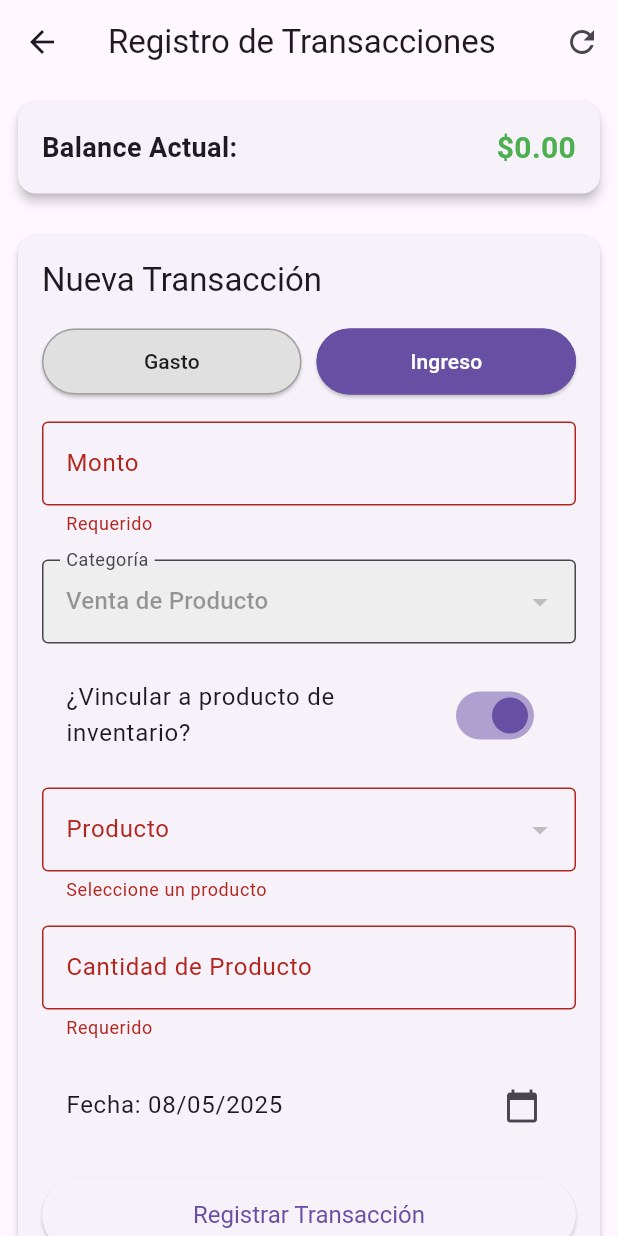
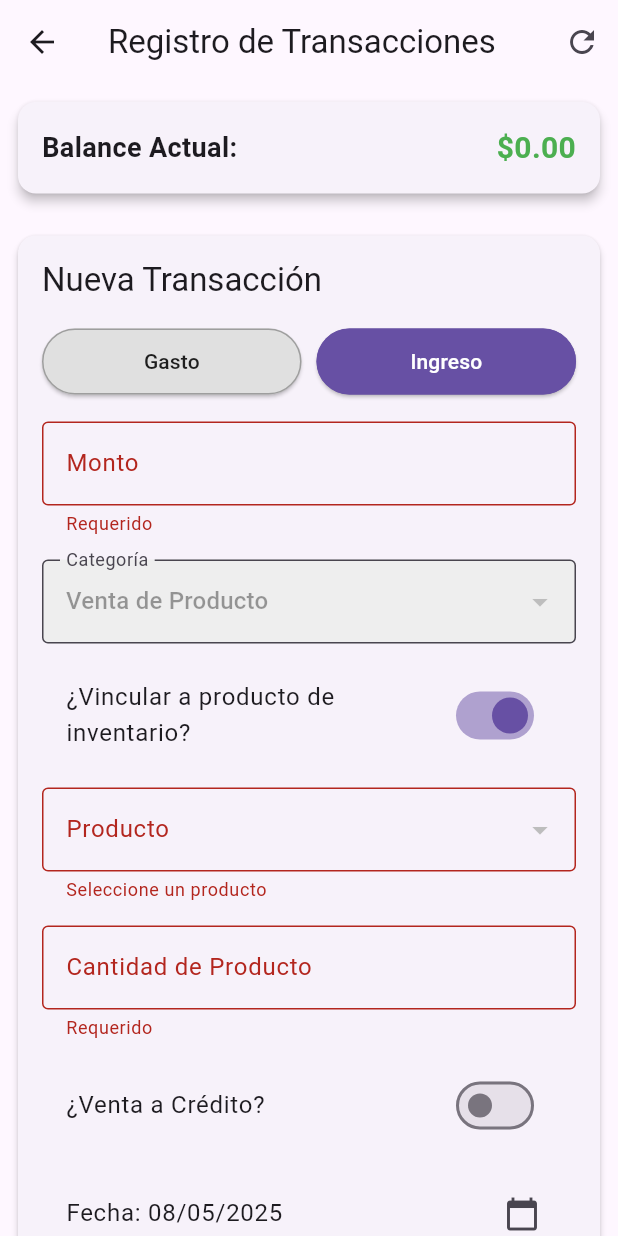
Before and after one commit to yerayM21/Finario_app, a Flutter app: the ExpensesScreen screen opened by its route, after a tap on "¿Vincular a producto de inventario?", after a tap on "Registrar Transacción", after a tap on "Ingreso", on a phone screen of 412 x 824 dp. Run offline on Flutter 3.47's test engine with Material 3 defaults, Android fonts, the light colour scheme and no system bars; our stand-ins replace flutter_dotenv, supabase_flutter; accounts and stored records are empty.

Commit message:
funcionamiento de sistema por cobrar

```diff
--- a/lib/screens/expenses_screen.dart
+++ b/lib/screens/expenses_screen.dart
@@ -1,9 +1,11 @@
 import 'package:flutter/material.dart';
 import 'package:intl/intl.dart';
 // import 'package:uuid/uuid.dart'; // No se usa directamente
-import '../models/product.dart'; // Asegúrate que la ruta es correcta
-import '../models/transaction.dart'; // Asegúrate que la ruta es correcta
-import '../services/DatabaseService.dart'; // Asegúrate que la ruta es correcta
+import '../models/product.dart';
+import '../models/transaction.dart';
+import '../models/customer.dart'; // Importa el modelo Customer
+import '../services/DatabaseService.dart';
+import '../models/customer_receivable.dart';
 
 class ExpensesScreen extends StatefulWidget {
   @override
@@ -26,6 +28,13 @@ class _ExpensesScreenState extends State<ExpensesScreen> {
   List<Product> _products = [];
   bool _isLoading = true;
   bool _showProductFields = false;
+
+  // Estado para la venta a crédito
+  bool _isCreditSale = false;
+  Customer? _selectedCustomerForCredit;
+  DateTime? _creditDueDate;
+  List<Customer> _customers = [];
+  bool _isLoadingCustomers = false;
 
   final Map<String, List<String>> _categories = {
     'expense': ['Compra de Inventario', 'Suministros', 'Salarios', 'Alquiler', 'Otros'],
@@ -56,16 +65,20 @@ class _ExpensesScreenState extends State<ExpensesScreen> {
         _dbService.getProducts(),
       ).wait;
 
-      if (!mounted) return;
       setState(() {
         _transactions = transactions;
         _products = products;
         _isLoading = false;
       });
+
+      setState(() => _isLoadingCustomers = true);
+      _customers = await _dbService.getCustomers();
     } catch (e) {
       if (!mounted) return;
       _showError('Error al cargar datos: ${e.toString().replaceFirst("Exception: ", "")}');
       setState(() => _isLoading = false);
+    } finally {
+      if (mounted) setState(() => _isLoadingCustomers = false);
     }
   }
 
@@ -108,6 +121,29 @@ class _ExpensesScreenState extends State<ExpensesScreen> {
             productName: product.name, // Pasar productName como String
             quantity: quantity,
           );
+
+          // *** Lógica para Venta a Crédito ***
+          if (_isCreditSale) {
+            if (_selectedCustomerForCredit == null || _creditDueDate == null) {
+              _showError('Por favor, seleccione un cliente y una fecha de vencimiento para la venta a crédito.');
+              setState(() => _isLoading = false);
+              return;
+            }
+
+            final receivable = CustomerReceivable(
+              saleTransactionId: transactionId!,
+              customerId: _selectedCustomerForCredit!.id!,
+              issueDate: _selectedDate,
+              dueDate: _creditDueDate!,
+              totalDue: product.salePrice * quantity,
+              paymentTerms: 'A crédito', // Puedes hacerlo más dinámico si lo deseas
+              notes: 'Venta a crédito registrada desde la pantalla de transacciones.',
+            );
+            await _dbService.addCustomerReceivable(receivable);
+            _showSuccess('Venta a crédito registrada y cuenta por cobrar creada.');
+          } else {
+            _showSuccess('Venta de producto registrada.');
+          }
         } else { // Compra de producto ('expense')
           if (_selectedCategory != 'Compra de Inventario') {
             _showError('Error interno: La categoría para compra de producto no es "Compra de Inventario".');
@@ -121,6 +157,7 @@ class _ExpensesScreenState extends State<ExpensesScreen> {
             quantity: quantity,
             unitCost: amount / quantity, // 'amount' es el costo total de la compra para esta UI
           );
+          _showSuccess('Compra de producto registrada.');
         }
       } else { // Transacción genérica
         if (_selectedCategory == null || _descriptionController.text.isEmpty) {
@@ -137,6 +174,7 @@ class _ExpensesScreenState extends State<ExpensesScreen> {
             date: _selectedDate,
           );
           transactionId = genericTx.id;
+          _showSuccess('Ingreso registrado.');
         } else { // 'expense'
           final genericTx = await _dbService.registerGenericExpense(
             amount: amount,
@@ -145,12 +183,12 @@ class _ExpensesScreenState extends State<ExpensesScreen> {
             date: _selectedDate,
           );
           transactionId = genericTx.id;
+          _showSuccess('Gasto registrado.');
         }
       }
 
       _resetForm();
       await _loadInitialData(); // Recarga los datos, lo que ya quita el _isLoading
-      _showSuccess('Transacción registrada exitosamente${transactionId != null ? " (ID: ${transactionId.substring(0,8)}...)" : ""}');
     } catch (e) {
       String errorMessage = e.toString();
       if (errorMessage.startsWith('Exception: ')) {
@@ -172,8 +210,10 @@ class _ExpensesScreenState extends State<ExpensesScreen> {
     if (!mounted) return;
     setState(() {
       _selectedProductId = null;
-      // _showProductFields se mantiene, el usuario decide si la siguiente es de producto
-      // _transactionType se mantiene
+      _showProductFields = false;
+      _isCreditSale = false;
+      _selectedCustomerForCredit = null;
+      _creditDueDate = null;
       if (_showProductFields) {
         _selectedCategory = (_transactionType == 'expense') ? 'Compra de Inventario' : 'Venta de Producto';
       } else {
@@ -365,6 +405,9 @@ class _ExpensesScreenState extends State<ExpensesScreen> {
                     _showProductFields = newValue;
                     _quantityController.clear();
                     _selectedProductId = null;
+                    _isCreditSale = false;
+                    _selectedCustomerForCredit = null;
+                    _creditDueDate = null;
                     if (newValue) {
                       _descriptionController.clear();
                       _selectedCategory = (_transactionType == 'expense')
@@ -420,6 +463,77 @@ class _ExpensesScreenState extends State<ExpensesScreen> {
                     return null;
                   },
                 ),
+              ],
+              if (_showProductFields && _transactionType == 'income') ...[
+                SizedBox(height: 16),
+                SwitchListTile(
+                  title: Text('¿Venta a Crédito?'),
+                  value: _isCreditSale,
+                  onChanged: (newValue) {
+                    setState(() {
+                      _isCreditSale = newValue;
+                      if (!newValue) {
+                        _selectedCustomerForCredit = null;
+                        _creditDueDate = null;
+                      }
+                    });
+                  },
+                  activeColor: Theme.of(context).colorScheme.primary,
+                ),
+                if (_isCreditSale) ...[
+                  SizedBox(height: 16),
+                  _isLoadingCustomers
+                      ? CircularProgressIndicator()
+                      : _customers.isEmpty
+                          ? Text("No hay clientes registrados.")
+                          : DropdownButtonFormField<Customer>(
+                              value: _selectedCustomerForCredit,
+                              items: _customers.map((customer) {
+                                return DropdownMenuItem<Customer>(
+                                  value: customer,
+                                  child: Text(customer.name),
+                                );
+                              }).toList(),
+                              onChanged: (Customer? newValue) {
+                                setState(() {
+                                  _selectedCustomerForCredit = newValue;
+                                });
+                              },
+                              decoration: InputDecoration(
+                                labelText: 'Cliente (Venta a Crédito)',
+                                border: OutlineInputBorder(),
+                              ),
+                              validator: (value) => _isCreditSale && value == null
+                                  ? 'Seleccione un cliente'
+                                  : null,
+                            ),
+                  SizedBox(height: 16),
+                  ListTile(
+                    title: Text(_creditDueDate == null
+                        ? 'Seleccionar Fecha de Vencimiento'
+                        : 'Fecha de Vencimiento: ${DateFormat('dd/MM/yyyy').format(_creditDueDate!)}'),
+                    trailing: Icon(Icons.calendar_today),
+                    onTap: () async {
+                      final pickedDate = await showDatePicker(
+                        context: context,
+                        initialDate: _creditDueDate ?? DateTime.now().add(Duration(days: 30)),
+                        firstDate: DateTime.now(),
+                        lastDate: DateTime.now().add(Duration(days: 365)),
+                      );
+                      if (pickedDate != null) {
+                        setState(() {
+                          _creditDueDate = pickedDate;
+                        });
+                      }
+                    },
+                  ),
+                  if (_isCreditSale && _creditDueDate == null)
+                    Padding(
+                      padding: const EdgeInsets.only(top: 8.0),
+                      child: Text('Por favor, seleccione la fecha de vencimiento.',
+                          style: TextStyle(color: Colors.red)),
+                    ),
+                ],
               ],
               SizedBox(height: 16),
               ListTile(
--- a/pubspec.yaml
+++ b/pubspec.yaml
@@ -28,12 +28,15 @@ environment:
 # the latest version available on pub.dev. To see which dependencies have newer
 # versions available, run `flutter pub outdated`.
 dependencies:
+  build_runner: ^2.4.15
   cupertino_icons: ^1.0.8
   flutter:
     sdk: flutter
   flutter_dotenv: ^5.2.1
   flutter_login: ^5.0.0
   intl: ^0.20.2
+  json_annotation: ^4.9.0
+  json_serializable: ^6.9.5
   supabase_flutter: ^2.8.4
   uuid: ^4.5.1
 
```
Also changed, not shown: lib/models/customer.dart (line endings or trailing spaces), lib/models/customer_receivable.dart (line endings or trailing spaces), pubspec.lock.
